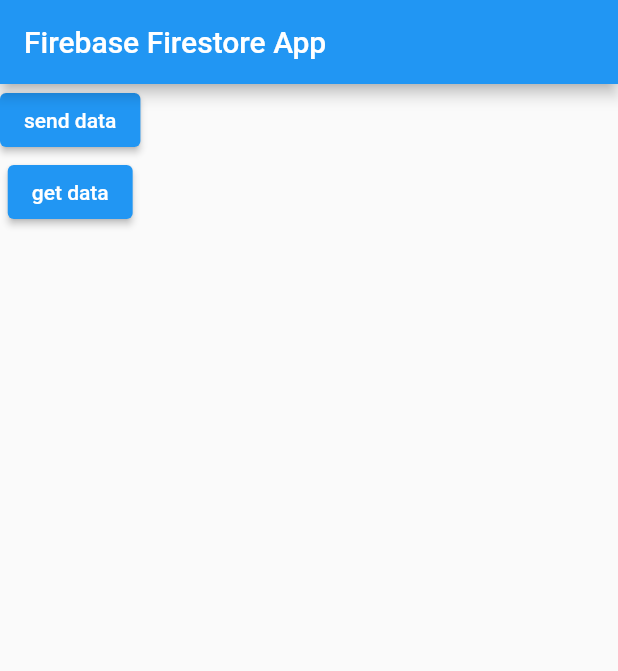
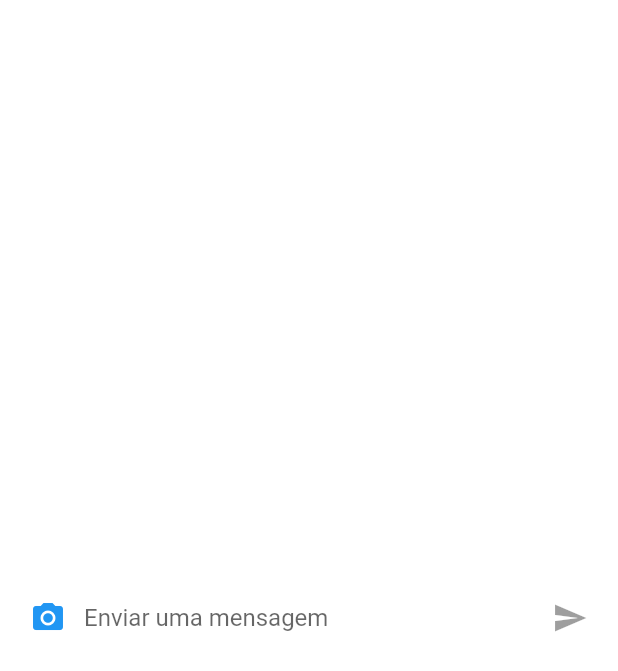
Before and after one commit to lucasmaceda/chat_firebase, a Flutter app: the screen it shows after launch, on a phone screen of 412 x 824 dp. Shown: the top 671 px of the screen. Run offline on Flutter 3.47's test engine with Material 2 defaults, Android fonts, the light colour scheme and no system bars; our stand-ins replace cloud_firestore, firebase_core; accounts and stored records are empty.

Commit message:
desenvolvimento do cadastro de mensagens

```diff
--- a/lib/chat_screen.dart
+++ b/lib/chat_screen.dart
@@ -0,0 +1,21 @@
+import 'package:chat_firebase/text_composer.dart';
+import 'package:cloud_firestore/cloud_firestore.dart';
+import 'package:flutter/material.dart';
+
+class ChatScreen extends StatefulWidget {
+  const ChatScreen({Key key}) : super(key: key);
+
+  @override
+  _ChatScreenState createState() => _ChatScreenState();
+}
+
+class _ChatScreenState extends State<ChatScreen> {
+  void _sendMessage(String text) {
+    FirebaseFirestore.instance.collection("messages").add({'text': text});
+  }
+
+  @override
+  Widget build(BuildContext context) {
+    return TextComposer(_sendMessage);
+  }
+}
--- a/lib/main.dart
+++ b/lib/main.dart
@@ -1,6 +1,7 @@
-import 'package:cloud_firestore/cloud_firestore.dart';
 import 'package:firebase_core/firebase_core.dart';
 import 'package:flutter/material.dart';
+
+import 'chat_screen.dart';
 
 void main() async {
   WidgetsFlutterBinding.ensureInitialized();
@@ -10,51 +11,18 @@
 }
 
 class MyApp extends StatelessWidget {
-  var fsconnect = FirebaseFirestore.instance;
-
-  myget() async {
-    var d = await fsconnect.collection("students").get();
-    // print(d.docs[0].data());
-
-    for (var i in d.docs) {
-      print(i.data());
-    }
-  }
-
   @override
   Widget build(BuildContext context) {
     return MaterialApp(
-        home: Scaffold(
-      appBar: AppBar(
-        title: Text('Firebase Firestore App'),
+      title: "Chat Flutter",
+      debugShowCheckedModeBanner: false,
+      theme: ThemeData(
+        primarySwatch: Colors.blue,
+        iconTheme: IconThemeData(
+          color: Colors.blue,
+        ),
       ),
-      body: Column(
-        children: <Widget>[
-          ElevatedButton(
-            child: Text('send data'),
-            onPressed: () {
-              // fsconnect.collection("students").add({
-              //   'name': 'sarah',
-              //   'title': 'xyz',
-              //   'email': 'sarah@gmail.com',
-              // });
-              fsconnect
-                  .collection("col")
-                  .doc("doc")
-                  .set({"texto": "pumba la pumba"});
-
-              print("send ..");
-            },
-          ),
-          ElevatedButton(
-            child: Text('get data'),
-            onPressed: () {
-              myget();
-              print("get data ...");
-            },
-          )
-        ],
-      ),
-    ));
+      home: ChatScreen(),
+    );
   }
 }
--- /dev/null
+++ b/lib/text_composer.dart
@@ -0,0 +1,58 @@
+import 'package:flutter/material.dart';
+
+class TextComposer extends StatefulWidget {
+  TextComposer(this.sendMessage);
+  Function(String) sendMessage;
+
+  @override
+  _TextComposerState createState() => _TextComposerState();
+}
+
+class _TextComposerState extends State<TextComposer> {
+  final TextEditingController _controller = TextEditingController();
+  bool _isComposing = false;
+  void _reset() {
+    _controller.clear();
+    setState(() {
+      _isComposing = false;
+    });
+  }
+
+  @override
+  Widget build(BuildContext context) {
+    return Container(
+      margin: const EdgeInsets.symmetric(horizontal: 8),
+      child: Row(
+        children: [
+          IconButton(icon: Icon(Icons.photo_camera), onPressed: () {}),
+          Expanded(
+            child: TextField(
+              controller: _controller,
+              decoration: InputDecoration.collapsed(
+                hintText: "Enviar uma mensagem",
+              ),
+              onChanged: (text) {
+                setState(() {
+                  _isComposing = text.isNotEmpty;
+                });
+              },
+              onSubmitted: (text) {
+                widget.sendMessage(text);
+                _reset();
+              },
+            ),
+          ),
+          IconButton(
+            icon: Icon(Icons.send),
+            onPressed: _isComposing
+                ? () {
+                    widget.sendMessage(_controller.text);
+                    _reset();
+                  }
+                : null,
+          ),
+        ],
+      ),
+    );
+  }
+}
```
Also changed, not shown: pubspec.lock.
